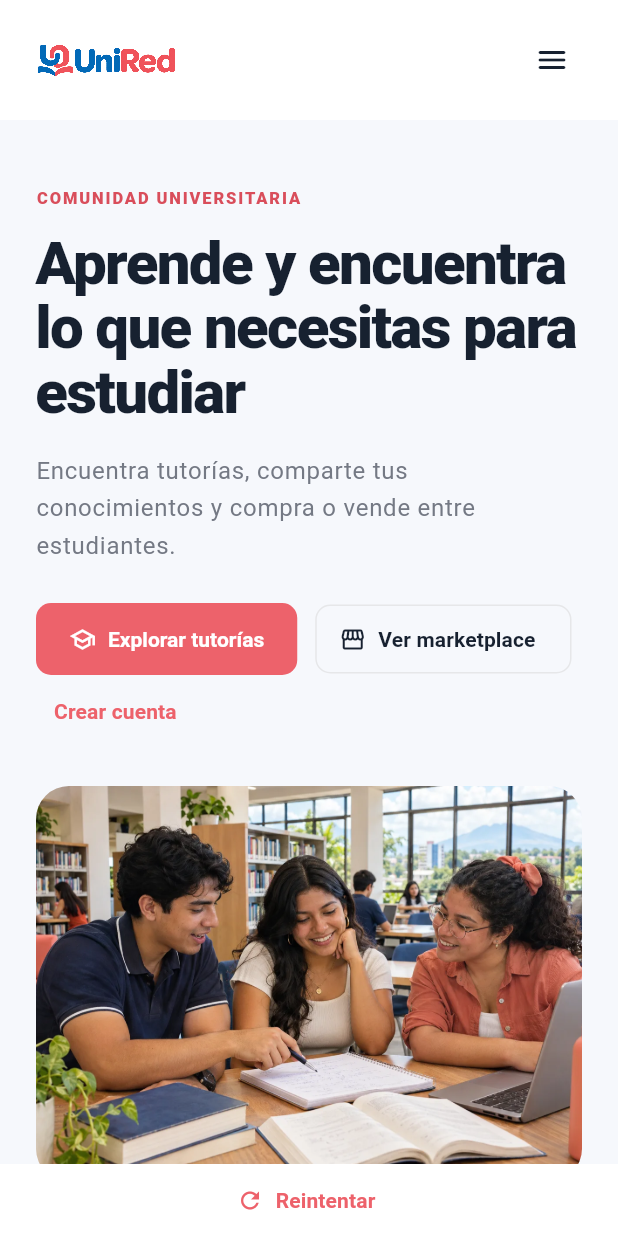
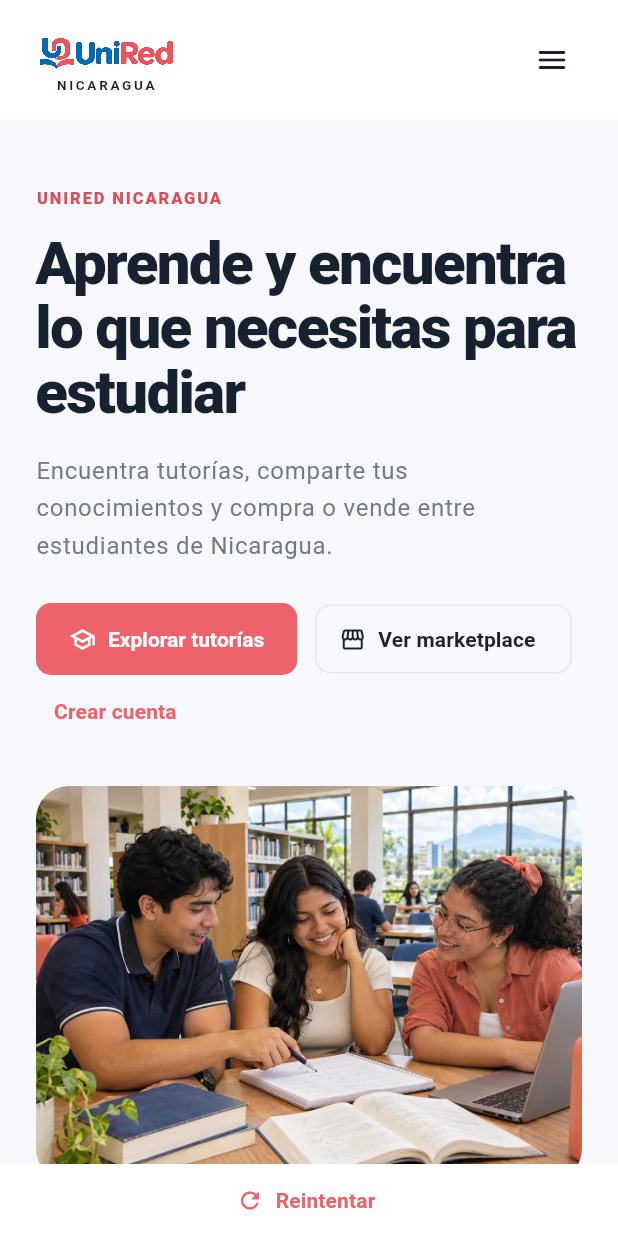
Before and after one commit to link8500/UNIRED, a Flutter app: the screen it shows after launch, after a tap on the "menu" icon, on a phone screen of 412 x 824 dp. Run offline on Flutter 3.47's test engine with Material 3 defaults, Android fonts, the phone set to English and light mode, and no system bars; our stand-ins replace dio, file_picker, fl_chart, video_player, web; missing offline and left inert: dart:js_interop; accounts and stored records are empty; network calls fail; Roboto replaces fonts that are missing (Arial).

Commit message:
cambio logotipo

```diff
--- a/lib/core/constantes/constantes_aplicacion.dart
+++ b/lib/core/constantes/constantes_aplicacion.dart
@@ -5,6 +5,6 @@
 ///
 /// Son constantes porque no dependen de servicios ni de estado de usuario.
 class ConstantesAplicacion {
-  static const appName = 'UniRed';
+  static const appName = 'UniRed Nicaragua';
   static const appVersion = '1.0.0';
 }
--- a/lib/models/inicio/views/inicio_view.dart
+++ b/lib/models/inicio/views/inicio_view.dart
@@ -2,6 +2,7 @@
 // Compone el inicio con las publicaciones y tutorías obtenidas de la API.
 
 import 'package:flutter/material.dart';
+import 'package:unired/core/constantes/constantes_aplicacion.dart';
 import 'package:unired/models/comercial/widgets/promociones_comunidad.dart';
 
 import 'package:unired/models/aplicacion/controllers/aplicacion_controller.dart';
@@ -89,7 +90,7 @@ class InicioView extends StatelessWidget {
     final content = Column(
       crossAxisAlignment: CrossAxisAlignment.start,
       children: [
-        const Antetitulo('Comunidad universitaria'),
+        const Antetitulo(ConstantesAplicacion.appName),
         const SizedBox(height: 14),
         Text(
           'Aprende y encuentra lo que necesitas para estudiar',
@@ -101,7 +102,7 @@ class InicioView extends StatelessWidget {
         ),
         const SizedBox(height: 18),
         Text(
-          'Encuentra tutorías, comparte tus conocimientos y compra o vende entre estudiantes.',
+          'Encuentra tutorías, comparte tus conocimientos y compra o vende entre estudiantes de Nicaragua.',
           style: Theme.of(context).textTheme.bodyLarge?.copyWith(
             height: 1.55,
             color: ColoresAplicacion.muted,
--- a/lib/shared/widgets/logo_marca.dart
+++ b/lib/shared/widgets/logo_marca.dart
@@ -3,6 +3,7 @@
 
 import 'package:flutter/material.dart';
 
+import 'package:unired/core/constantes/constantes_aplicacion.dart';
 import 'package:unired/shared/temas/colores_aplicacion.dart';
 
 /// Logotipo reutilizable para superficies claras y oscuras.
@@ -15,15 +16,42 @@ class LogoMarca extends StatelessWidget {
   @override
   Widget build(BuildContext context) {
     return Semantics(
-      label: 'UniRed',
+      label: ConstantesAplicacion.appName,
+      child: ExcludeSemantics(
+        child: SizedBox(
+          width: compact ? 101 : 133,
+          height: compact ? 42 : 54,
+          child: Column(
+            children: [
+              Expanded(
                 child: Image.asset(
                   'assets/branding/unired-logo.png',
                   width: compact ? 101 : 133,
-        height: compact ? 33 : 44,
                   fit: BoxFit.contain,
                   color: onDark ? Colors.white : null,
                   filterQuality: FilterQuality.high,
-        excludeFromSemantics: true,
+                ),
+              ),
+              const SizedBox(height: 1),
+              SizedBox(
+                height: compact ? 9 : 10,
+                child: FittedBox(
+                  fit: BoxFit.scaleDown,
+                  child: Text(
+                    'NICARAGUA',
+                    style: TextStyle(
+                      color: onDark ? Colors.white70 : ColoresAplicacion.navy,
+                      fontSize: 9,
+                      height: 1,
+                      fontWeight: FontWeight.w700,
+                      letterSpacing: 1.8,
+                    ),
+                  ),
+                ),
+              ),
+            ],
+          ),
+        ),
       ),
     );
   }
--- a/lib/shared/widgets/pie_pagina_publico.dart
+++ b/lib/shared/widgets/pie_pagina_publico.dart
@@ -4,6 +4,7 @@
 import 'package:flutter/material.dart';
 import 'package:flutter/foundation.dart';
 import 'package:url_launcher/url_launcher.dart';
+import 'package:unired/core/constantes/constantes_aplicacion.dart';
 import 'package:unired/core/datos/remoto/cliente_api.dart';
 import 'package:unired/models/aplicacion/controllers/aplicacion_controller.dart';
 import 'package:unired/models/aplicacion/navegacion/navegador_aplicacion.dart';
@@ -35,7 +36,7 @@ class PiePaginaPublico extends StatelessWidget {
               runSpacing: 10,
               children: [
                 Text(
-                  '© ${DateTime.now().year} UniRed · Plataforma estudiantil',
+                  '© ${DateTime.now().year} ${ConstantesAplicacion.appName} · Plataforma estudiantil',
                   style: const TextStyle(color: Colors.white54, fontSize: 11),
                 ),
                 const Text(
@@ -70,7 +71,11 @@ class PiePaginaPublico extends StatelessWidget {
           _link(context, 'Inicio', RutasAplicacion.home),
           _link(context, 'Marketplace', RutasAplicacion.market),
           _link(context, 'Tutorías', RutasAplicacion.tutorials),
-          _link(context, 'Sobre UniRed', RutasAplicacion.about),
+          _link(
+            context,
+            'Sobre ${ConstantesAplicacion.appName}',
+            RutasAplicacion.about,
+          ),
         ]),
         _group('Tu espacio', [
           _link(
@@ -156,7 +161,7 @@ class PiePaginaPublico extends StatelessWidget {
   void _privacy(BuildContext context) => showDialog<void>(
     context: context,
     builder: (context) => AlertDialog(
-      title: const Text('Privacidad en UniRed'),
+      title: const Text('Privacidad en ${ConstantesAplicacion.appName}'),
       content: const Text(
         'Tu nombre, presentación y publicaciones pueden formar parte de tu perfil público. El correo no se muestra en la ficha pública habitual; el teléfono solo se muestra si habilitas esa opción.\n\nLas conversaciones pueden ser consultadas por sus participantes y por el personal autorizado para revisarlas. Tus acreditaciones y el material restringido requieren permisos.\n\nLos pagos actuales son de demostración: los datos de la tarjeta no se envían ni se guardan.\n\nDesde Mi cuenta puedes actualizar tu información y revisar tus opciones de seguridad. Para solicitar la eliminación definitiva de tus datos, consulta las instrucciones públicas.',
       ),
```
Also changed, not shown: 7 other files. Lines whose indentation alone changed are shown as unchanged.
